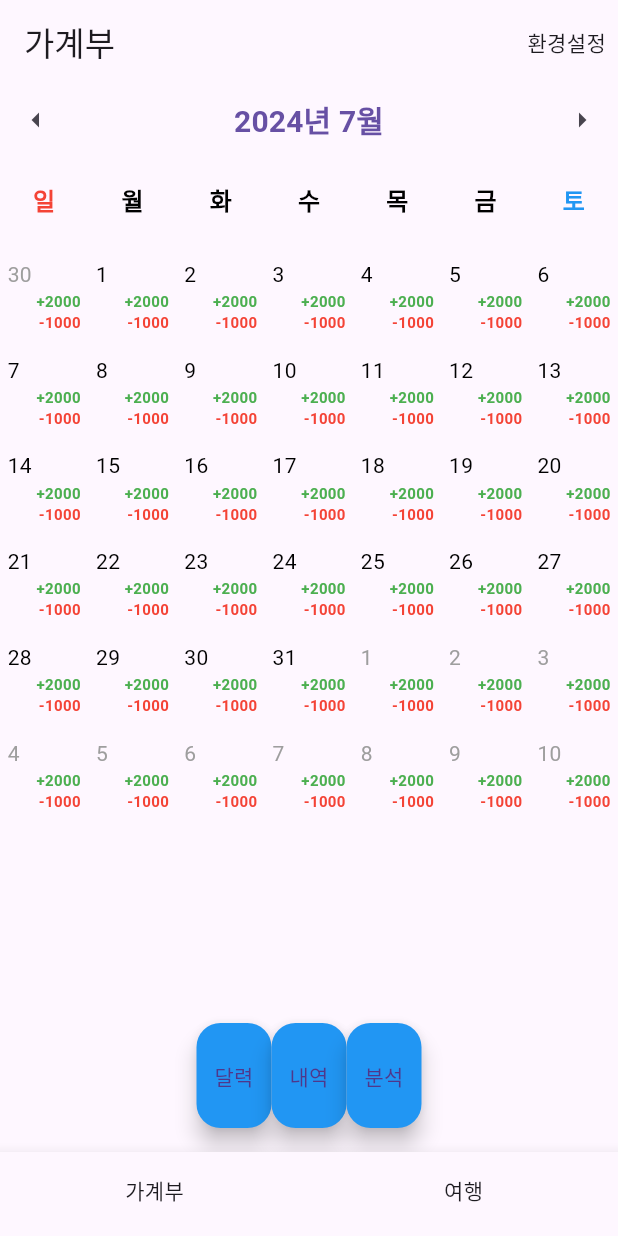
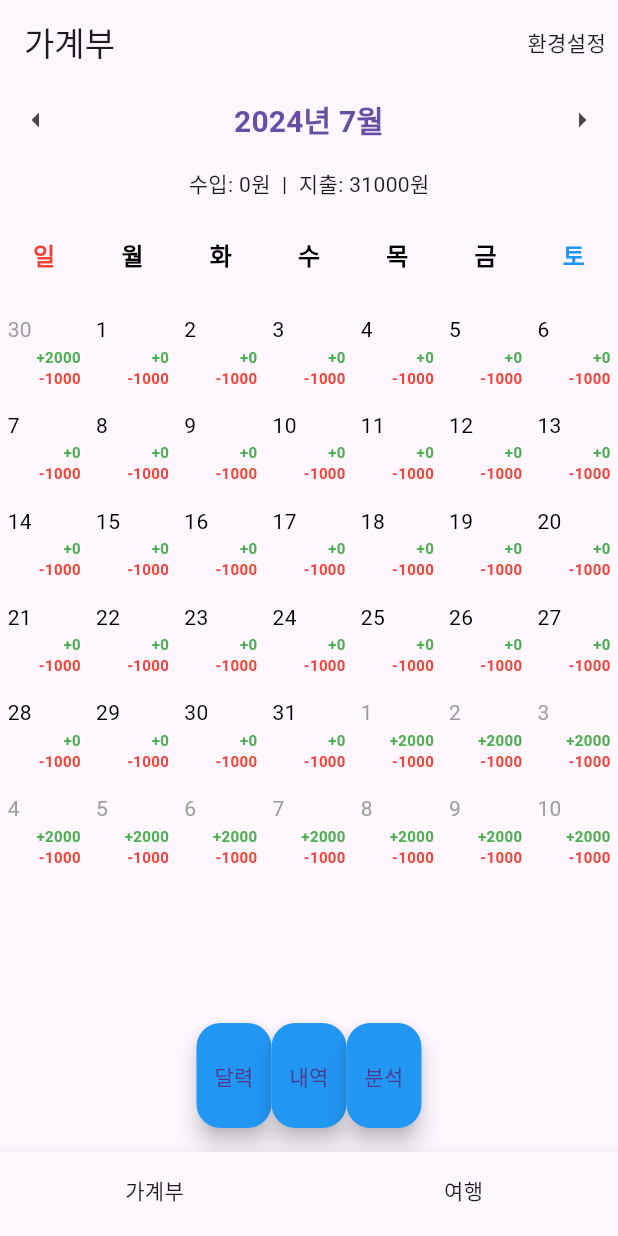
Before and after one commit to jaehuian/Travelapp, a Flutter app: the screen it shows after launch, after a tap on the "arrow left" icon, on a phone screen of 412 x 824 dp. Run offline on Flutter 3.47's test engine with Material 3 defaults, Android fonts, the phone set to English and light mode, and no system bars; our stand-ins replace get.

Commit message:
달력 년도, 월 위젯으로 분리 해당 월 수입, 지출 합계 표시

```diff
--- a/lib/app/controllers/Account_controller.dart
+++ b/lib/app/controllers/Account_controller.dart
@@ -18,6 +18,13 @@ class CalendarController extends GetxController {
   RxInt month = 0.obs; // 월
   RxList days = [].obs; // 일자
 
+  // 수입 합계
+  RxInt totalIncome = 0.obs;
+
+  // 지출 합계
+  RxInt totalExpense = 0.obs;
+
+  // 선택된 날짜
   setPickedDay(int index) {
     for (var day in days) {
       day["picked"] = false.obs;
@@ -31,6 +38,7 @@ class CalendarController extends GetxController {
     year.value = setYear;
     month.value = setMonth;
     insertDays(year.value, month.value);
+    updateIncomeExpense();  // 월 변경 시 합계 업데이트
   }
 
   // 이전 달로 이동
@@ -42,6 +50,7 @@ class CalendarController extends GetxController {
       month.value--;
     }
     insertDays(year.value, month.value);
+    updateIncomeExpense();  // 합계 업데이트
   }
 
   // 다음 달로 이동
@@ -53,6 +62,22 @@ class CalendarController extends GetxController {
       month.value++;
     }
     insertDays(year.value, month.value);
+    updateIncomeExpense();  // 합계 업데이트
+  }
+
+  // 수입 및 지출 합계 계산
+  void updateIncomeExpense() {
+    totalIncome.value = 0;  // 수입 초기화
+    totalExpense.value = 0; // 지출 초기화
+
+    for (var day in days) {
+      if ((day["income"] != null)&&  day["inMonth"] ) {
+        totalIncome.value += (day["income"] as num).toInt(); // num을 int로 변환하여 더함
+      }
+      if ((day["expense"] != null)&&  day["inMonth"] ) {
+        totalExpense.value += (day["expense"] as num).toInt(); // num을 int로 변환하여 더함
+      }
+    }
   }
 
   // 일자 리스트 설정 함수
@@ -66,8 +91,8 @@ class CalendarController extends GetxController {
         "year": year,
         "month": month,
         "day": i,
-        "income": 2000,
-        "expense": 1000,
+        "income": 0,  // 예시로 고정된 수입
+        "expense": 1000, // 예시로 고정된 지출
         "inMonth": true,
         "picked": false.obs,
       });
@@ -82,8 +107,8 @@ class CalendarController extends GetxController {
           "year": month == 1 ? year - 1 : year,
           "month": month == 1 ? 12 : month - 1,
           "day": prevLastDay - i,
-          "income": 2000,
-          "expense": 1000,
+          "income": 2000,  // 예시로 고정된 수입
+          "expense": 1000, // 예시로 고정된 지출
           "inMonth": false,
           "picked": false.obs,
         });
@@ -98,12 +123,14 @@ class CalendarController extends GetxController {
         "year": month == 12 ? year + 1 : year,
         "month": month == 12 ? 1 : month + 1,
         "day": i,
-        "income": 2000,
-        "expense": 1000,
+        "income": 2000,  // 예시로 고정된 수입
+        "expense": 1000, // 예시로 고정된 지출
         "inMonth": false,
         "picked": false.obs,
       });
     }
     days = [...days, ...temp].obs;
+
+    updateIncomeExpense(); // 일자 추가 후 수입/지출 합계 업데이트
   }
 }
--- a/lib/app/ui/pages/Account_page.dart
+++ b/lib/app/ui/pages/Account_page.dart
@@ -55,7 +55,54 @@ class _AccountBodyState extends State<AccountBodyState> {
     return currentBodies[widget.bodyIndex]; //핸재의 body 영역을 그림
   }
 }
+class YearMonthNavigation extends StatelessWidget {
+  final CalendarController controller;
+  final VoidCallback onYearMonthPickerTap;
 
+  const YearMonthNavigation({
+    required this.controller,
+    required this.onYearMonthPickerTap,
+    super.key,
+  });
+
+  @override
+  Widget build(BuildContext context) {
+    return Column(
+      children: [
+        Row(
+          mainAxisAlignment: MainAxisAlignment.spaceBetween,
+          children: [
+            IconButton(
+              icon: Icon(Icons.arrow_left),
+              onPressed: () => controller.previousMonth(),
+            ),
+            Obx(() => TextButton(
+              onPressed: onYearMonthPickerTap,
+              child: Text(
+                "${controller.year.value}년 ${controller.month.value}월",
+                style: TextStyle(fontSize: 20, fontWeight: FontWeight.bold),
+              ),
+            )),
+            IconButton(
+              icon: Icon(Icons.arrow_right),
+              onPressed: () => controller.nextMonth(),
+            ),
+          ],
+        ),
+        Obx(() => Padding(
+          padding: const EdgeInsets.all(8.0),
+          child: Row(
+            mainAxisAlignment: MainAxisAlignment.center,
+            children: [
+              Text("수입: ${controller.totalIncome.value}원  |  "),
+              Text("지출: ${controller.totalExpense.value}원"),
+            ],
+          ),
+        )),
+      ],
+    );
+  }
+}
 //달력 화면
 class CalendarBody extends StatelessWidget {
   const CalendarBody({super.key});
@@ -67,27 +114,12 @@ class CalendarBody extends StatelessWidget {
 
     return Column(
       children: [
-        // 상단 네비게이션
-        Row(
-          mainAxisAlignment: MainAxisAlignment.spaceBetween,
-          children: [
-            IconButton(
-              icon: Icon(Icons.arrow_left),
-              onPressed: () => controller.previousMonth(),
-            ),
-            Obx(() => TextButton(
-              onPressed: () => _showYearMonthPicker(context, controller),
-              child: Text(
-                "${controller.year.value}년 ${controller.month.value}월",
-                style: TextStyle(fontSize: 20, fontWeight: FontWeight.bold),
-              ),
-            )),
-            IconButton(
-              icon: Icon(Icons.arrow_right),
-              onPressed: () => controller.nextMonth(),
-            ),
-          ],
+        // YearMonthNavigation 공통 위젯
+        YearMonthNavigation(
+          controller: controller,
+          onYearMonthPickerTap: () => _showYearMonthPicker(context, controller),
         ),
+
         // 달력 (요일 포함)
         Expanded(
           child: Obx(() => GridView.builder(
@@ -177,6 +209,7 @@ class CalendarBody extends StatelessWidget {
       ],
     );
   }
+
   // BottomSheet 생성 함수
   void _showYearMonthPicker(BuildContext context, CalendarController controller) {
     showModalBottomSheet(
@@ -249,7 +282,6 @@ class CalendarBody extends StatelessWidget {
     );
   }
 }
-
 //거래내역 화면
 class HistoryBody extends StatelessWidget {
   const HistoryBody({super.key});
```
